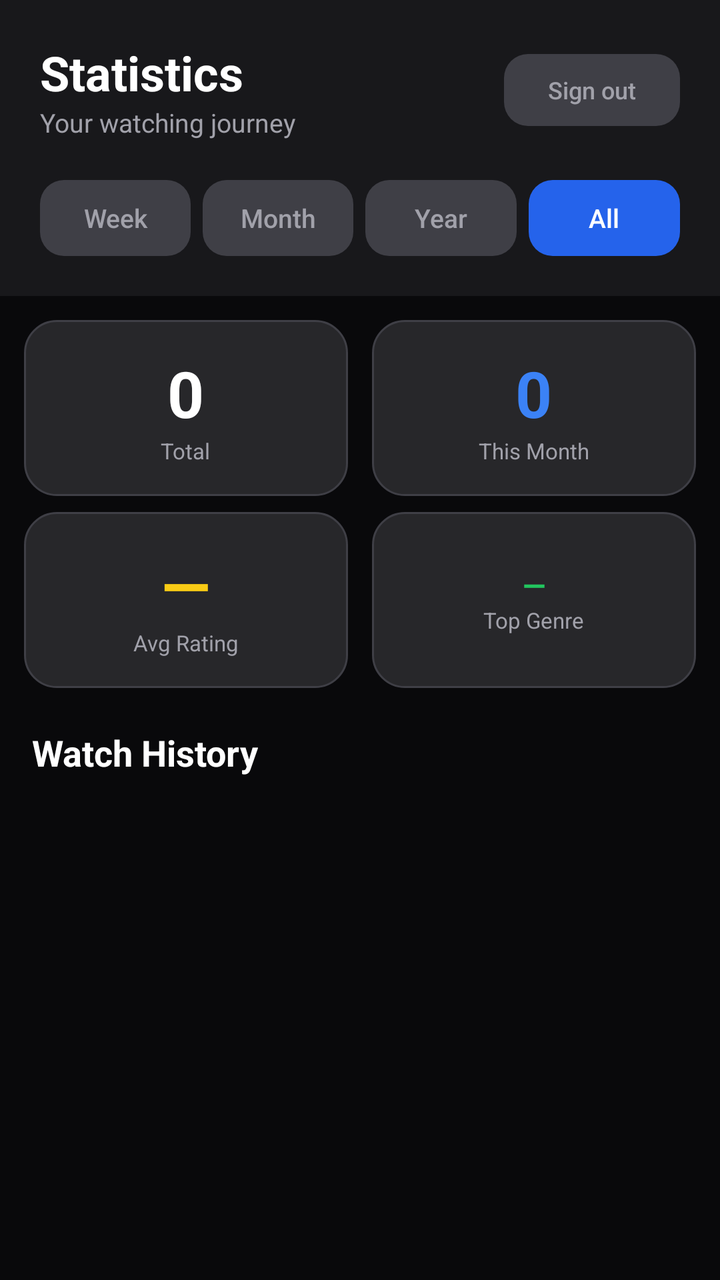
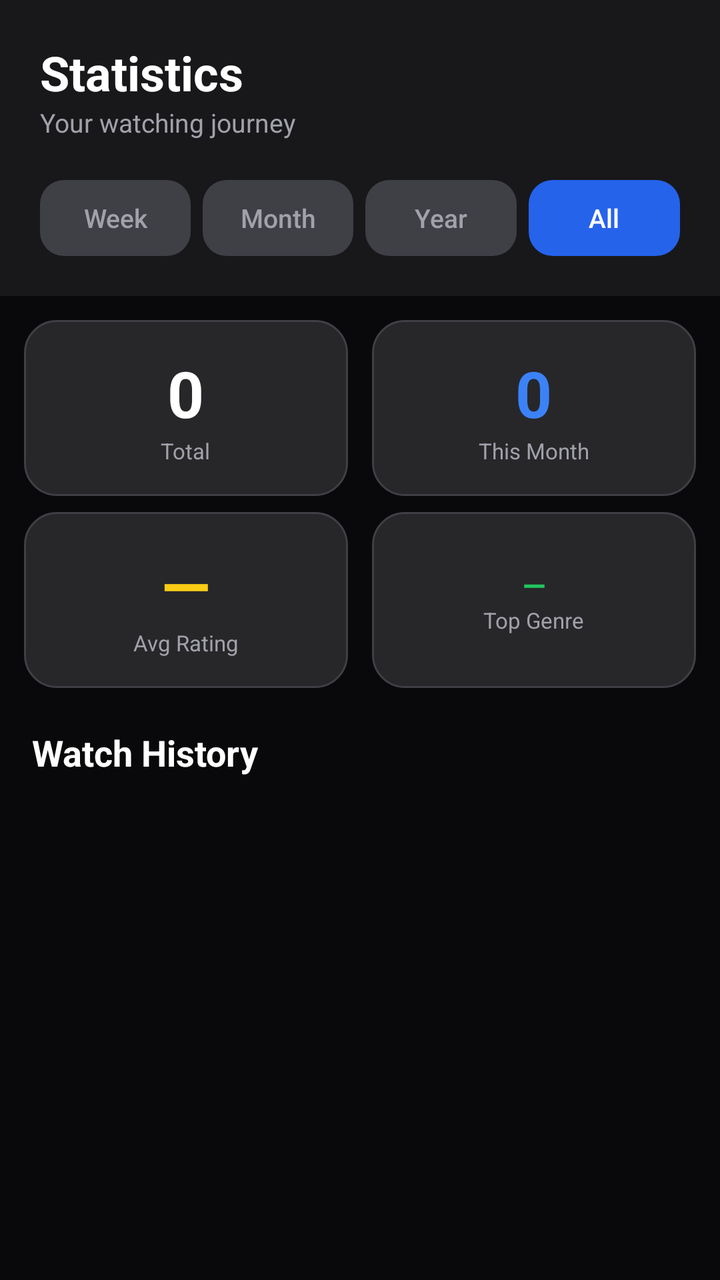

An Android layout rendered at two revisions. The XML below is the earlier revision; the diff shows what the commit changed to produce the second picture.
<!-- AndroidManifest.xml: application theme Theme.CinemaTrack -->
<!-- res/layout/fragment_stats.xml -->
<?xml version="1.0" encoding="utf-8"?>
<ScrollView xmlns:android="http://schemas.android.com/apk/res/android"
    android:layout_width="match_parent" android:layout_height="match_parent"
    android:background="@color/bg_primary">
    <LinearLayout android:layout_width="match_parent" android:layout_height="wrap_content"
        android:orientation="vertical">

        
        <LinearLayout android:layout_width="match_parent" android:layout_height="wrap_content"
            android:orientation="vertical" android:background="@color/bg_surface"
            android:padding="20dp">

            <LinearLayout android:layout_width="match_parent" android:layout_height="wrap_content"
                android:orientation="horizontal" android:gravity="center_vertical"
                android:layout_marginBottom="20dp">
                <LinearLayout android:layout_width="0dp" android:layout_height="wrap_content"
                    android:layout_weight="1" android:orientation="vertical">
                    <TextView android:layout_width="wrap_content" android:layout_height="wrap_content"
                        android:text="@string/statistics" android:textSize="24sp" android:textStyle="bold"
                        android:textColor="@color/text_primary"/>
                    <TextView android:layout_width="wrap_content" android:layout_height="wrap_content"
                        android:text="@string/stats_subtitle" android:textSize="13sp"
                        android:textColor="@color/text_secondary"/>
                </LinearLayout>
                <androidx.appcompat.widget.AppCompatButton android:id="@+id/btnSignOut"
                    android:layout_width="wrap_content" android:layout_height="36dp"
                    android:text="@string/sign_out" android:textSize="12sp"
                    android:textColor="@color/text_secondary"
                    android:background="@drawable/btn_secondary" android:stateListAnimator="@null"
                    android:paddingHorizontal="14dp" android:textAllCaps="false"/>
            </LinearLayout>

            
            <LinearLayout android:layout_width="match_parent" android:layout_height="wrap_content"
                android:orientation="horizontal">
                <androidx.appcompat.widget.AppCompatButton android:id="@+id/btnWeek"
                    android:layout_width="0dp" android:layout_height="38dp" android:layout_weight="1"
                    android:text="@string/week" android:textSize="13sp" android:textColor="@color/text_secondary"
                    android:background="@drawable/btn_secondary" android:stateListAnimator="@null"
                    android:layout_marginEnd="6dp"
                android:textAllCaps="false"/>
                <androidx.appcompat.widget.AppCompatButton android:id="@+id/btnMonth"
                    android:layout_width="0dp" android:layout_height="38dp" android:layout_weight="1"
                    android:text="@string/month" android:textSize="13sp" android:textColor="@color/text_secondary"
                    android:background="@drawable/btn_secondary" android:stateListAnimator="@null"
                    android:layout_marginEnd="6dp"
                android:textAllCaps="false"/>
                <androidx.appcompat.widget.AppCompatButton android:id="@+id/btnYear"
                    android:layout_width="0dp" android:layout_height="38dp" android:layout_weight="1"
                    android:text="@string/year" android:textSize="13sp" android:textColor="@color/text_secondary"
                    android:background="@drawable/btn_secondary" android:stateListAnimator="@null"
                    android:layout_marginEnd="6dp"
                android:textAllCaps="false"/>
                <androidx.appcompat.widget.AppCompatButton android:id="@+id/btnAll"
                    android:layout_width="0dp" android:layout_height="38dp" android:layout_weight="1"
                    android:text="@string/all" android:textSize="13sp" android:textColor="@color/text_primary"
                    android:background="@drawable/btn_primary" android:stateListAnimator="@null"
                android:textAllCaps="false"
/>
            </LinearLayout>
        </LinearLayout>

        
        <LinearLayout android:layout_width="match_parent" android:layout_height="wrap_content"
            android:orientation="vertical" android:padding="12dp">

            <LinearLayout android:layout_width="match_parent" android:layout_height="wrap_content"
                android:orientation="horizontal" android:layout_marginBottom="8dp">
                <LinearLayout android:layout_width="0dp" android:layout_height="88dp"
                    android:layout_weight="1" android:background="@drawable/card_bg"
                    android:orientation="vertical" android:gravity="center"
                    android:layout_marginEnd="6dp">
                    <TextView android:id="@+id/tvTotal" android:layout_width="wrap_content"
                        android:layout_height="wrap_content" android:text="0"
                        android:textSize="32sp" android:textStyle="bold" android:textColor="@color/text_primary"/>
                    <TextView android:layout_width="wrap_content" android:layout_height="wrap_content"
                        android:text="@string/total" android:textSize="11sp" android:textColor="@color/text_secondary"/>
                </LinearLayout>
                <LinearLayout android:layout_width="0dp" android:layout_height="88dp"
                    android:layout_weight="1" android:background="@drawable/card_bg"
                    android:orientation="vertical" android:gravity="center"
                    android:layout_marginStart="6dp">
                    <TextView android:id="@+id/tvPeriod" android:layout_width="wrap_content"
                        android:layout_height="wrap_content" android:text="0"
                        android:textSize="32sp" android:textStyle="bold" android:textColor="?attr/ctAccentLight"/>
                    <TextView android:id="@+id/tvPeriodLabel" android:layout_width="wrap_content"
                        android:layout_height="wrap_content" android:text="@string/this_month"
                        android:textSize="11sp" android:textColor="@color/text_secondary"/>
                </LinearLayout>
            </LinearLayout>

            <LinearLayout android:layout_width="match_parent" android:layout_height="wrap_content"
                android:orientation="horizontal" android:layout_marginBottom="20dp">
                <LinearLayout android:layout_width="0dp" android:layout_height="88dp"
                    android:layout_weight="1" android:background="@drawable/card_bg"
                    android:orientation="vertical" android:gravity="center"
                    android:layout_marginEnd="6dp">
                    <TextView android:id="@+id/tvAvgRating" android:layout_width="wrap_content"
                        android:layout_height="wrap_content" android:text="—"
                        android:textSize="32sp" android:textStyle="bold" android:textColor="@color/accent_yellow"/>
                    <TextView android:layout_width="wrap_content" android:layout_height="wrap_content"
                        android:text="@string/avg_rating" android:textSize="11sp" android:textColor="@color/text_secondary"/>
                </LinearLayout>
                <LinearLayout android:layout_width="0dp" android:layout_height="88dp"
                    android:layout_weight="1" android:background="@drawable/card_bg"
                    android:orientation="vertical" android:gravity="center"
                    android:layout_marginStart="6dp" android:padding="8dp">
                    <TextView android:id="@+id/tvTopGenre" android:layout_width="wrap_content"
                        android:layout_height="wrap_content" android:text="—"
                        android:textSize="15sp" android:textStyle="bold"
                        android:textColor="@color/accent_green_light" android:gravity="center"/>
                    <TextView android:layout_width="wrap_content" android:layout_height="wrap_content"
                        android:text="@string/top_genre" android:textSize="11sp" android:textColor="@color/text_secondary"/>
                </LinearLayout>
            </LinearLayout>

            <TextView android:layout_width="wrap_content" android:layout_height="wrap_content"
                android:text="@string/watch_history" android:textSize="18sp" android:textStyle="bold"
                android:textColor="@color/text_primary" android:layout_marginBottom="12dp"
                android:layout_marginHorizontal="4dp"/>

            <LinearLayout android:id="@+id/layoutEmpty"
                android:layout_width="match_parent" android:layout_height="wrap_content"
                android:orientation="vertical" android:gravity="center"
                android:padding="32dp" android:visibility="gone">
                <TextView android:layout_width="wrap_content" android:layout_height="wrap_content"
                    android:id="@+id/tvEmptyText" android:text="@string/stats_empty_movies"
                    android:textColor="@color/text_secondary" android:textSize="14sp"
                    android:gravity="center"/>
            </LinearLayout>

            <LinearLayout android:id="@+id/llHistory"
                android:layout_width="match_parent" android:layout_height="wrap_content"
                android:orientation="vertical"/>
        </LinearLayout>
    </LinearLayout>
</ScrollView>
<!-- resources referenced by this layout -->
<resources>
  <color name="accent_green_light">#22c55e</color>
  <color name="accent_yellow">#facc15</color>
  <color name="bg_primary">#09090b</color>
  <color name="bg_surface">#18181b</color>
  <color name="text_primary">#ffffff</color>
  <color name="text_secondary">#a1a1aa</color>
  <!-- drawable btn_primary (drawable) -->
  <?xml version="1.0" encoding="utf-8"?>
  <shape xmlns:android="http://schemas.android.com/apk/res/android">
      <solid android:color="?attr/ctAccent"/>
      <corners android:radius="12dp"/>
  </shape>
  <!-- drawable btn_secondary (drawable) -->
  <?xml version="1.0" encoding="utf-8"?>
  <shape xmlns:android="http://schemas.android.com/apk/res/android">
      <solid android:color="#3f3f46"/>
      <corners android:radius="12dp"/>
  </shape>
  <!-- drawable card_bg (drawable) -->
  <?xml version="1.0" encoding="utf-8"?>
  <shape xmlns:android="http://schemas.android.com/apk/res/android">
      <solid android:color="@color/bg_card"/>
      <corners android:radius="16dp"/>
      <stroke android:width="1dp" android:color="@color/border"/>
  </shape>
  <string name="all">All</string>
  <string name="avg_rating">Avg Rating</string>
  <string name="month">Month</string>
  <string name="sign_out">Sign out</string>
  <string name="statistics">Statistics</string>
  <string name="stats_empty_movies">No movies in this period</string>
  <string name="stats_subtitle">Your watching journey</string>
  <string name="this_month">This Month</string>
  <string name="top_genre">Top Genre</string>
  <string name="total">Total</string>
  <string name="watch_history">Watch History</string>
  <string name="week">Week</string>
  <string name="year">Year</string>
  <style name="Theme.CinemaTrack" parent="Theme.MaterialComponents.DayNight.NoActionBar">
          <item name="colorPrimary">@color/accent_blue</item>
          <item name="colorPrimaryVariant">@color/accent_blue_dark</item>
          <item name="colorOnPrimary">@color/text_primary</item>
          <item name="colorSecondary">@color/accent_blue_light</item>
          <item name="colorSurface">@color/bg_surface</item>
          <item name="android:colorBackground">@color/bg_primary</item>
          <item name="android:windowBackground">@color/bg_primary</item>
          <item name="android:statusBarColor">@color/bg_primary</item>
          <item name="android:navigationBarColor">@color/bg_surface</item>
          <item name="android:textColorPrimary">@color/text_primary</item>
          <item name="android:textColorSecondary">@color/text_secondary</item>
          <item name="bottomNavigationStyle">@style/BottomNavStyle</item>
          <item name="materialButtonStyle">@style/AppButtonStyle</item>
          <item name="ctAccent">@color/accent_blue</item>
          <item name="ctAccentLight">@color/accent_blue_light</item>
          <item name="ctAccentDark">@color/accent_blue_dark</item>
          <item name="ctAccentSoft">@color/accent_blue_soft</item>
      </style>
  <color name="bg_card">#27272a</color>
  <color name="border">#3f3f46</color>
  <color name="accent_blue">#2563eb</color>
  <color name="accent_blue_dark">#1d4ed8</color>
  <color name="accent_blue_light">#3b82f6</color>
  <style name="BottomNavStyle" parent="Widget.MaterialComponents.BottomNavigationView">
          <item name="android:background">@color/bg_surface</item>
          <item name="itemIconTint">@color/nav_icon_color</item>
          <item name="itemTextColor">@color/nav_icon_color</item>
          <item name="itemRippleColor">?attr/ctAccent</item>
      </style>
  <style name="AppButtonStyle" parent="Widget.MaterialComponents.Button">
          <item name="android:backgroundTint">@null</item>
          <item name="backgroundTint">@null</item>
      </style>
  <color name="accent_blue_soft">#1e3a5f</color>
</resources>

<!-- the commit's change to res/layout/fragment_stats.xml (unified diff, before → after) -->
@@ -22,12 +22,6 @@
                         android:text="@string/stats_subtitle" android:textSize="13sp"
                         android:textColor="@color/text_secondary"/>
                 </LinearLayout>
-                <androidx.appcompat.widget.AppCompatButton android:id="@+id/btnSignOut"
-                    android:layout_width="wrap_content" android:layout_height="36dp"
-                    android:text="@string/sign_out" android:textSize="12sp"
-                    android:textColor="@color/text_secondary"
-                    android:background="@drawable/btn_secondary" android:stateListAnimator="@null"
-                    android:paddingHorizontal="14dp" android:textAllCaps="false"/>
             </LinearLayout>
 
             
<!-- resource entries referenced after the edit -->
@@ -28,7 +28,6 @@
   <string name="all">All</string>
   <string name="avg_rating">Avg Rating</string>
   <string name="month">Month</string>
-  <string name="sign_out">Sign out</string>
   <string name="statistics">Statistics</string>
   <string name="stats_empty_movies">No movies in this period</string>
   <string name="stats_subtitle">Your watching journey</string>
@@ -38,7 +37,7 @@
   <string name="watch_history">Watch History</string>
   <string name="week">Week</string>
   <string name="year">Year</string>
-  <style name="Theme.CinemaTrack" parent="Theme.MaterialComponents.DayNight.NoActionBar">
+  <style name="Theme.CinemaTrack" parent="Theme.MaterialComponents.NoActionBar">
           <item name="colorPrimary">@color/accent_blue</item>
           <item name="colorPrimaryVariant">@color/accent_blue_dark</item>
           <item name="colorOnPrimary">@color/text_primary</item>
@@ -50,6 +49,7 @@
           <item name="android:navigationBarColor">@color/bg_surface</item>
           <item name="android:textColorPrimary">@color/text_primary</item>
           <item name="android:textColorSecondary">@color/text_secondary</item>
+          <item name="android:forceDarkAllowed">false</item>
           <item name="bottomNavigationStyle">@style/BottomNavStyle</item>
           <item name="materialButtonStyle">@style/AppButtonStyle</item>
           <item name="ctAccent">@color/accent_blue</item>
